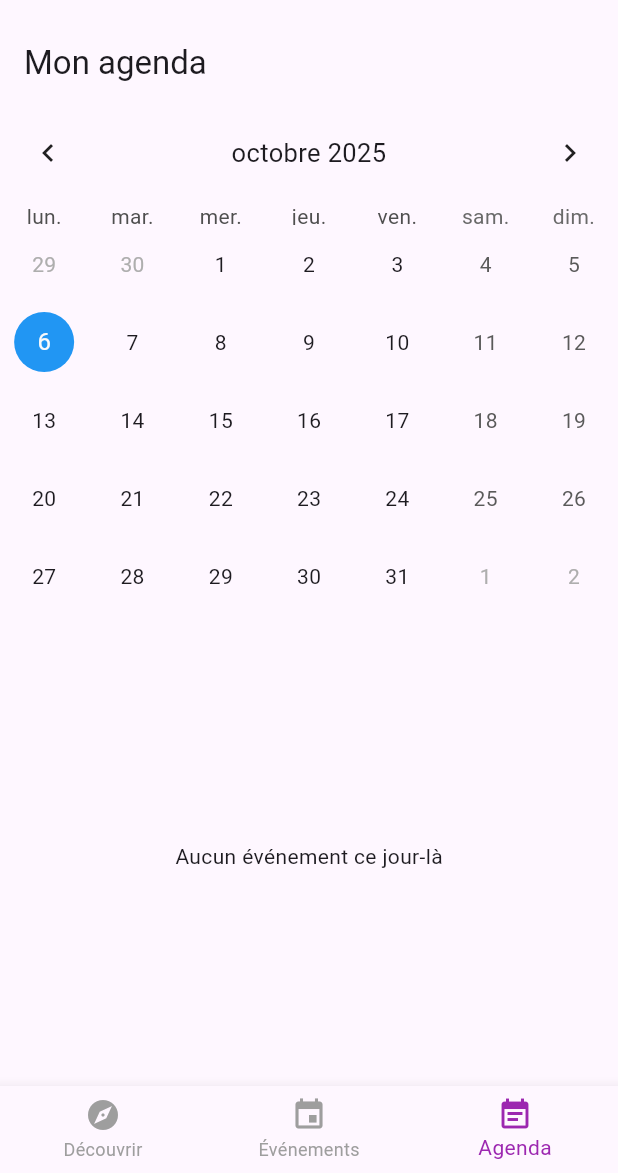
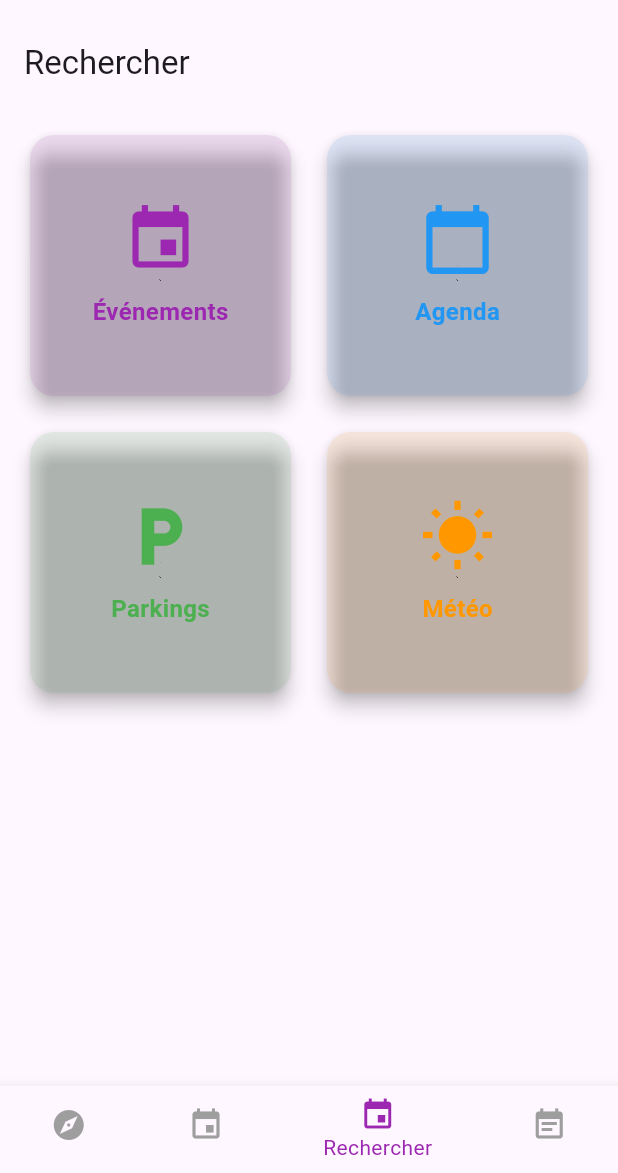
Before and after one commit to Mehdi-Mouilbeau/sortir-a-nantes, a Flutter app: the screen it shows after launch, item 3 of the bottom bar chosen, on a phone screen of 412 x 824 dp, the part 63-1236 px from its top. Run offline on Flutter 3.47's test engine with Material 3 defaults, Android fonts, the phone set to English and light mode, and no system bars; drawn by our look-alikes of table_calendar; our stand-ins replace flutter_dotenv, flutter_local_notifications, flutter_map, geolocator, latlong2, multi_select_flutter and 3 more; network calls fail.

Commit message:
Ajout page recherche

```diff
--- /dev/null
+++ b/lib/screens/discorver/discover.dart
@@ -0,0 +1,106 @@
+import 'package:flutter/material.dart';
+import 'package:sortir_a_nantes/screens/events/events_list_screen.dart';
+
+class DiscoverScreen extends StatelessWidget {
+  const DiscoverScreen({super.key});
+
+  @override
+  Widget build(BuildContext context) {
+    final List<_MenuItem> menuItems = [
+      _MenuItem(
+        title: "Événements",
+        icon: Icons.event,
+        color: Colors.purple,
+        onTap: () => Navigator.push(
+          context,
+          MaterialPageRoute(builder: (_) => const EventListScreen()),
+        ),
+      ),
+      _MenuItem(
+        title: "Agenda",
+        icon: Icons.calendar_today,
+        color: Colors.blue,
+        onTap: () => Navigator.push(
+          context,
+          MaterialPageRoute(builder: (_) => const EventListScreen()),
+        ),
+      ),
+      _MenuItem(
+        title: "Parkings",
+        icon: Icons.local_parking,
+        color: Colors.green,
+        onTap: () => Navigator.push(
+          context,
+          MaterialPageRoute(builder: (_) => const EventListScreen()),
+        ),
+      ),
+      _MenuItem(
+        title: "Météo",
+        icon: Icons.wb_sunny,
+        color: Colors.orange,
+        onTap: () => Navigator.push(
+          context,
+          MaterialPageRoute(builder: (_) => const EventListScreen()),
+        ),
+      ),
+    ];
+
+    return Scaffold(
+      appBar: AppBar(title: const Text("Rechercher")),
+      body: Padding(
+        padding: const EdgeInsets.all(16),
+        child: GridView.builder(
+          itemCount: menuItems.length,
+          gridDelegate: const SliverGridDelegateWithFixedCrossAxisCount(
+            crossAxisCount: 2, // 2 colonnes
+            crossAxisSpacing: 16,
+            mainAxisSpacing: 16,
+            childAspectRatio: 1,
+          ),
+          itemBuilder: (context, index) {
+            final item = menuItems[index];
+            return GestureDetector(
+              onTap: item.onTap,
+              child: Card(
+                shape: RoundedRectangleBorder(
+                  borderRadius: BorderRadius.circular(16),
+                ),
+                elevation: 5,
+                color: item.color.withOpacity(0.1),
+                child: Column(
+                  mainAxisAlignment: MainAxisAlignment.center,
+                  children: [
+                    Icon(item.icon, size: 50, color: item.color),
+                    const SizedBox(height: 12),
+                    Text(
+                      item.title,
+                      style: TextStyle(
+                        fontSize: 16,
+                        fontWeight: FontWeight.bold,
+                        color: item.color,
+                      ),
+                    ),
+                  ],
+                ),
+              ),
+            );
+          },
+        ),
+      ),
+    );
+  }
+}
+
+class _MenuItem {
+  final String title;
+  final IconData icon;
+  final Color color;
+  final VoidCallback onTap;
+
+  _MenuItem({
+    required this.title,
+    required this.icon,
+    required this.color,
+    required this.onTap,
+  });
+}
--- a/lib/screens/home/home_screen.dart
+++ b/lib/screens/home/home_screen.dart
@@ -1,6 +1,7 @@
 import 'package:flutter/material.dart';
 import 'package:sortir_a_nantes/models/event.dart';
 import 'package:sortir_a_nantes/screens/agenda/agenda_screen.dart';
+import 'package:sortir_a_nantes/screens/discorver/discover.dart';
 import 'package:sortir_a_nantes/screens/events/events_list_screen.dart';
 import 'package:sortir_a_nantes/services/event_service.dart';
 import 'package:sortir_a_nantes/services/notification_service.dart';
@@ -37,6 +38,7 @@ class _HomeScreenState extends State<HomeScreen> {
     final List<Widget> pages = [
       _buildDiscoverPage(),
       const EventListScreen(),
+      const DiscoverScreen(),
       const AgendaScreen(),
     ];
 
@@ -60,6 +62,10 @@ class _HomeScreenState extends State<HomeScreen> {
           BottomNavigationBarItem(
             icon: Icon(Icons.event),
             label: "Événements",
+          ),
+          BottomNavigationBarItem(
+            icon: Icon(Icons.event),
+            label: "Rechercher",
           ),
           BottomNavigationBarItem(
             icon: Icon(Icons.event_note),
--- a/lib/screens/parkings/parking_screen.dart
+++ b/lib/screens/parkings/parking_screen.dart
@@ -5,7 +5,6 @@ import 'package:sortir_a_nantes/models/parking.dart';
 import 'package:sortir_a_nantes/services/parking_service.dart';
 import 'package:sortir_a_nantes/utils/maps_redirection.dart';
 import 'package:sortir_a_nantes/utils/parking_utils.dart';
-import 'package:geolocator/geolocator.dart';
 
 class ParkingScreen extends StatefulWidget {
   final double eventLat;
--- a/lib/utils/maps_redirection.dart
+++ b/lib/utils/maps_redirection.dart
@@ -1,17 +1,14 @@
 import 'package:url_launcher/url_launcher.dart';
 
-Future<void> openGoogleMaps(double destinationLat, double destinationLng) async {
+Future<void> openGoogleMaps(
+    double destinationLat, double destinationLng) async {
   // Google Maps directions depuis la position actuelle
-  final url = 'https://www.google.com/maps/dir/?api=1&destination=$destinationLat,$destinationLng&travelmode=driving';
+  final Uri uri = Uri.parse(
+      'https://www.google.com/maps/dir/?api=1&destination=$destinationLat,$destinationLng&travelmode=driving');
 
-  final uri = Uri.parse(url);
-
-  if (await canLaunchUrl(uri)) {
-    await launchUrl(
-      uri,
-      mode: LaunchMode.externalApplication,
-    );
-  } else {
+  try {
+    await launchUrl(uri, mode: LaunchMode.externalApplication);
+  } catch (e) {
     throw 'Impossible d’ouvrir Google Maps';
   }
 }
```
Also changed, not shown: 1 other file.
